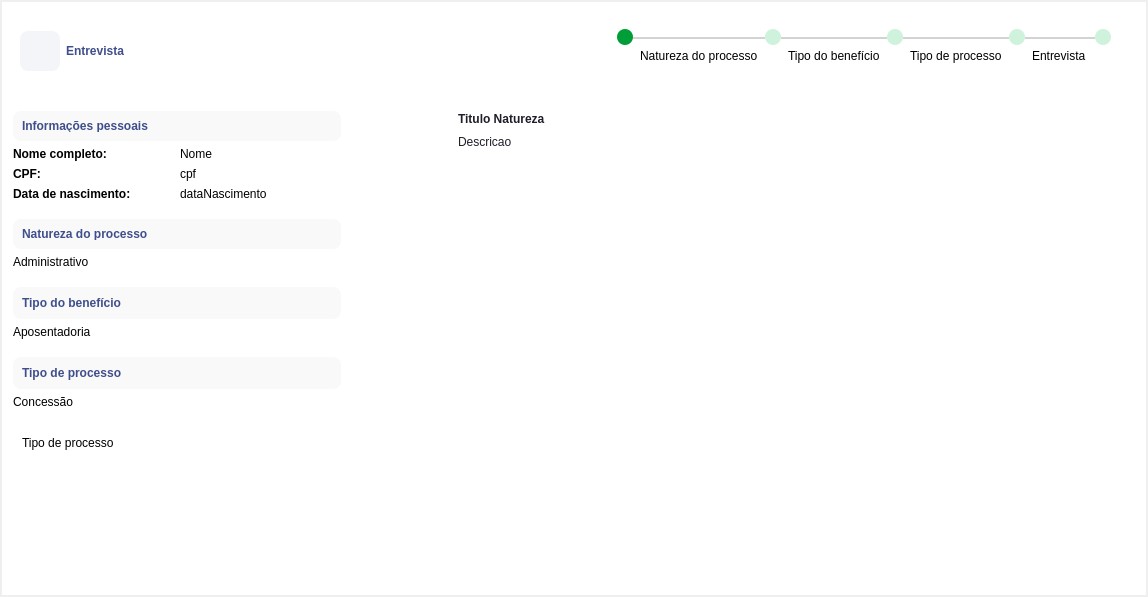
Old version of the form Design/UI/newEntrevistaPrincipal.ui in the repository newprev/PrevCliente.
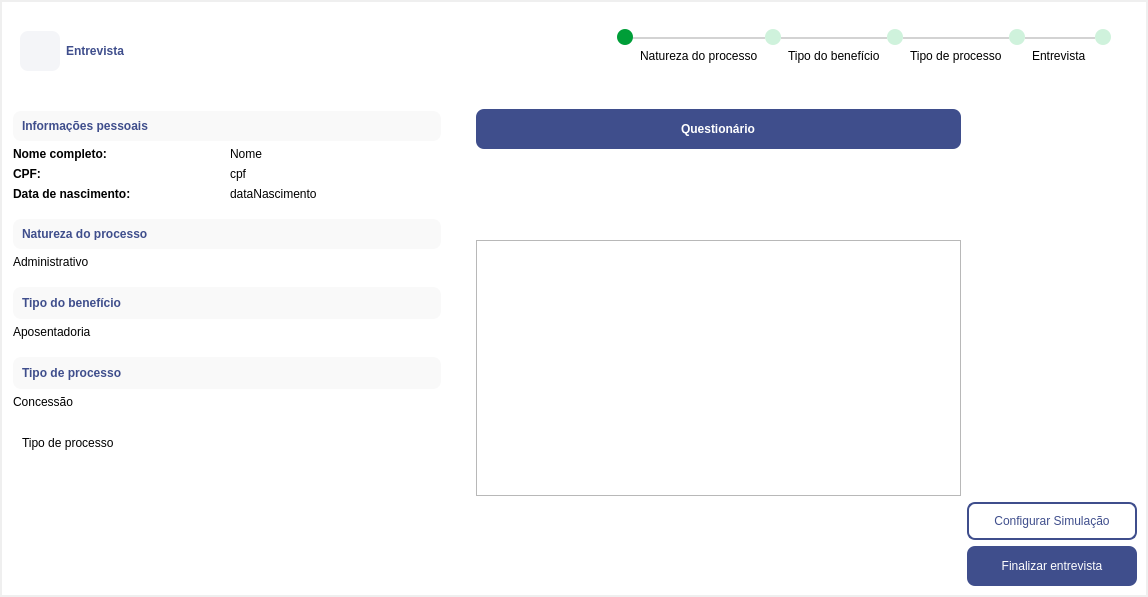
New version of the form. The open tabs and pages were chosen to show the change. Icons and pictures are not drawn.

```diff
--- a/Design/UI/newEntrevistaPrincipal.ui
+++ b/Design/UI/newEntrevistaPrincipal.ui
@@ -868,7 +868,8 @@
 }
 
 /*-------------------------------------------  Widget --------------------------------------------*/
-#pgNatureza, #pgTpBeneficio, #pgTpProcesso {
+#pgNatureza, #pgTpBeneficio, 
+#pgTpProcesso, #pgQuestionario {
 	background-color: white;
 }
 
@@ -953,7 +954,7 @@
          <item>
           <widget class="QFrame" name="frEsquerda">
            <property name="sizePolicy">
-            <sizepolicy hsizetype="Preferred" vsizetype="Preferred">
+            <sizepolicy hsizetype="Expanding" vsizetype="Preferred">
              <horstretch>0</horstretch>
              <verstretch>0</verstretch>
             </sizepolicy>
@@ -966,7 +967,7 @@
            </property>
            <property name="maximumSize">
             <size>
-             <width>370</width>
+             <width>450</width>
              <height>16777215</height>
             </size>
            </property>
@@ -1017,7 +1018,7 @@
                 <rect>
                  <x>0</x>
                  <y>0</y>
-                 <width>346</width>
+                 <width>446</width>
                  <height>491</height>
                 </rect>
                </property>
@@ -1039,6 +1040,12 @@
                 </property>
                 <item>
                  <widget class="QFrame" name="frInfoHistPessoais">
+                  <property name="sizePolicy">
+                   <sizepolicy hsizetype="MinimumExpanding" vsizetype="Preferred">
+                    <horstretch>0</horstretch>
+                    <verstretch>0</verstretch>
+                   </sizepolicy>
+                  </property>
                   <property name="frameShape">
                    <enum>QFrame::NoFrame</enum>
                   </property>
@@ -1069,6 +1076,12 @@
                    </item>
                    <item row="1" column="1" alignment="Qt::AlignLeft">
                     <widget class="QLabel" name="lbNome">
+                     <property name="sizePolicy">
+                      <sizepolicy hsizetype="MinimumExpanding" vsizetype="Preferred">
+                       <horstretch>0</horstretch>
+                       <verstretch>0</verstretch>
+                      </sizepolicy>
+                     </property>
                      <property name="text">
                       <string>Nome</string>
                      </property>
@@ -1580,6 +1593,129 @@
              </item>
             </layout>
            </widget>
+           <widget class="QWidget" name="pgQuestionario">
+            <property name="styleSheet">
+             <string notr="true">/* ------------------------ Push Button ------------------------*/
+#pbFinalizarEntrevista {
+	font: 12pt &quot;Avenir LT Std&quot;;
+	color: white;
+
+	border-radius: 8px;
+	padding: 10px;
+	background-color: #3F4E8C;
+}
+
+#pbConfigSimulacao {
+	font: 12pt &quot;Avenir LT Std&quot;;
+	color: #3F4E8C;
+
+	border-radius: 8px;
+	padding: 10px;
+	background-color: white;
+
+	border: 2px solid #3F4E8C;
+}
+
+/* ------------------------ Labels ------------------------*/
+#lbInfoQuestionario {
+	font: 14pt &quot;Avenir LT Std&quot;;
+	font-weight: 750;
+	color: white;
+}
+
+/* ------------------------ Frames ------------------------*/
+#frInfoQuestionario {
+	background-color: #3F4E8C;
+	border-radius: 8px;
+	
+	border: 0px solid none;
+}</string>
+            </property>
+            <layout class="QGridLayout" name="gridLayout_5">
+             <property name="leftMargin">
+              <number>24</number>
+             </property>
+             <item row="4" column="1">
+              <widget class="QPushButton" name="pbConfigSimulacao">
+               <property name="text">
+                <string>Configurar Simulação</string>
+               </property>
+              </widget>
+             </item>
+             <item row="0" column="0" alignment="Qt::AlignTop">
+              <widget class="QFrame" name="frInfoQuestionario">
+               <property name="sizePolicy">
+                <sizepolicy hsizetype="Preferred" vsizetype="Preferred">
+                 <horstretch>0</horstretch>
+                 <verstretch>0</verstretch>
+                </sizepolicy>
+               </property>
+               <property name="minimumSize">
+                <size>
+                 <width>0</width>
+                 <height>40</height>
+                </size>
+               </property>
+               <property name="frameShape">
+                <enum>QFrame::NoFrame</enum>
+               </property>
+               <property name="frameShadow">
+                <enum>QFrame::Raised</enum>
+               </property>
+               <layout class="QHBoxLayout" name="horizontalLayout_3">
+                <item alignment="Qt::AlignHCenter|Qt::AlignVCenter">
+                 <widget class="QLabel" name="lbInfoQuestionario">
+                  <property name="text">
+                   <string>Questionário</string>
+                  </property>
+                 </widget>
+                </item>
+               </layout>
+              </widget>
+             </item>
+             <item row="5" column="1">
+              <widget class="QPushButton" name="pbFinalizarEntrevista">
+               <property name="minimumSize">
+                <size>
+                 <width>150</width>
+                 <height>40</height>
+                </size>
+               </property>
+               <property name="maximumSize">
+                <size>
+                 <width>170</width>
+                 <height>16777215</height>
+                </size>
+               </property>
+               <property name="sizeIncrement">
+                <size>
+                 <width>0</width>
+                 <height>0</height>
+                </size>
+               </property>
+               <property name="text">
+                <string>Finalizar entrevista</string>
+               </property>
+              </widget>
+             </item>
+             <item row="1" column="0" rowspan="2">
+              <widget class="QFrame" name="frQuestionario">
+               <property name="sizePolicy">
+                <sizepolicy hsizetype="Preferred" vsizetype="MinimumExpanding">
+                 <horstretch>0</horstretch>
+                 <verstretch>0</verstretch>
+                </sizepolicy>
+               </property>
+               <property name="frameShape">
+                <enum>QFrame::StyledPanel</enum>
+               </property>
+               <property name="frameShadow">
+                <enum>QFrame::Raised</enum>
+               </property>
+              </widget>
+             </item>
+            </layout>
+           </widget>
           </widget>
          </item>
         </layout>
```
Left out of the diff: 10 changed lines with no effect on the pictures.
